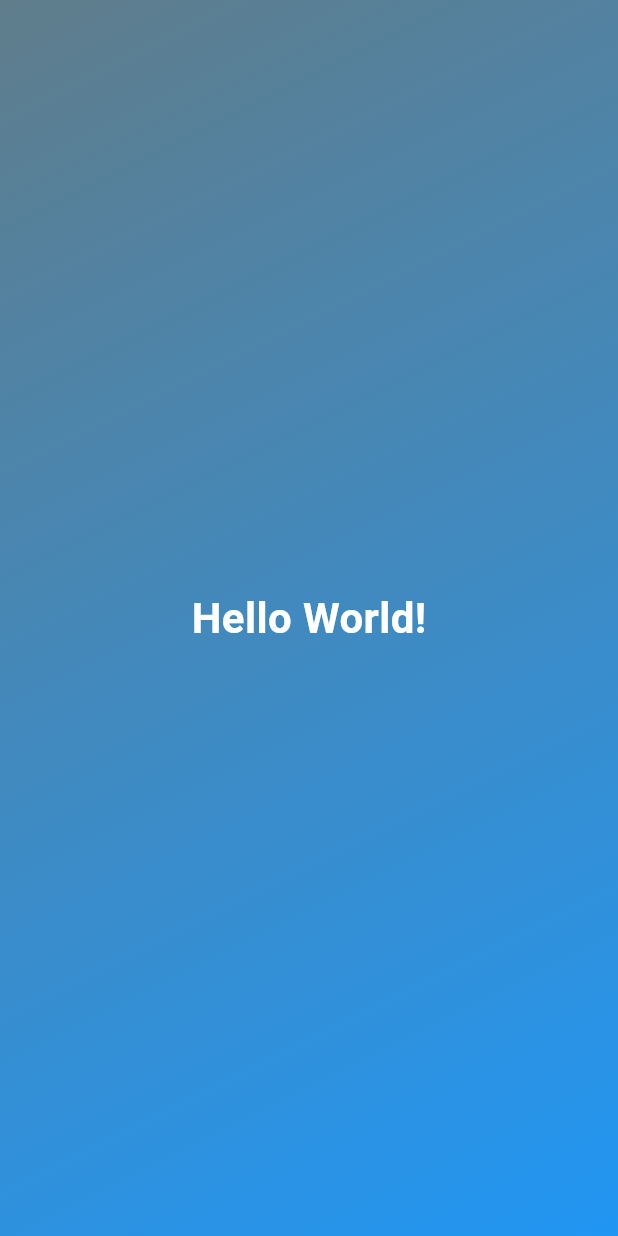
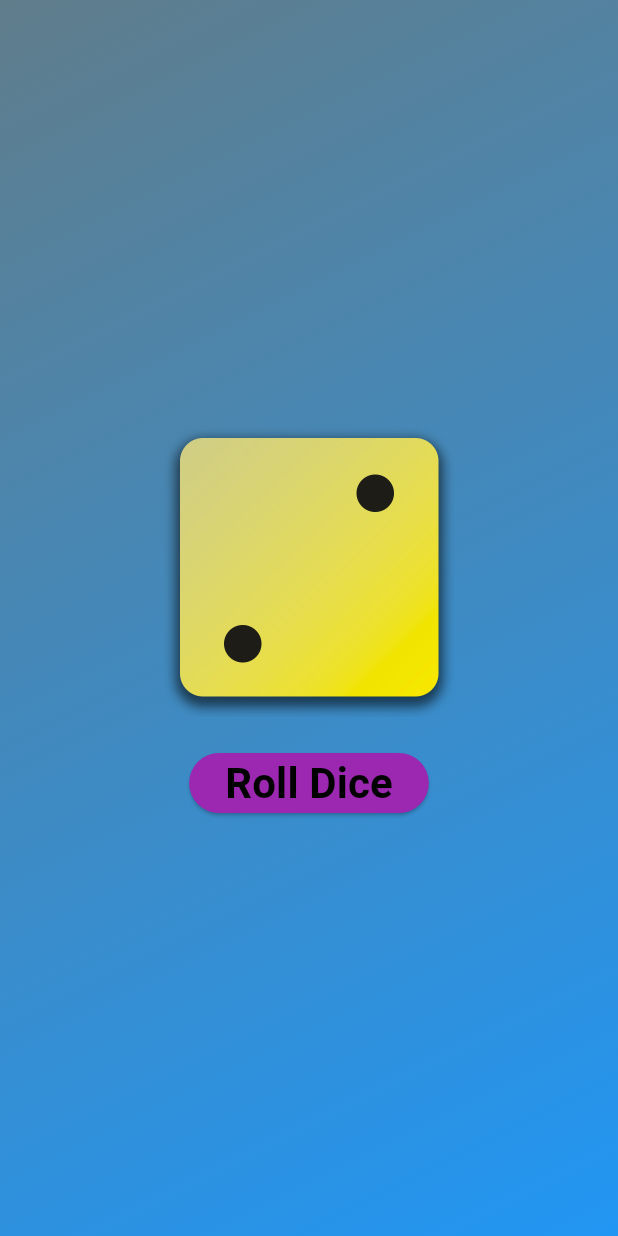
Before and after one commit to lorenzo-trevizani/flutter-first-app, a Flutter app: the screen it shows after launch, on a phone screen of 412 x 824 dp. Run offline on Flutter 3.47's test engine with Material 3 defaults, Android fonts, the phone set to English and light mode, and no system bars.

Commit message:
Style screen with button

```diff
--- a/lib/Texts/styled_text.dart
+++ b/lib/Texts/styled_text.dart
@@ -12,7 +12,7 @@ class StyledText extends StatelessWidget {
       style: const TextStyle(
         fontSize: 28,
         fontWeight: FontWeight.bold,
-        color: Colors.white,
+        color: Colors.black,
       ),
     );
   }
--- a/lib/gradient_container.dart
+++ b/lib/gradient_container.dart
@@ -9,6 +9,10 @@ class GradientContainer extends StatelessWidget {
 
   final List<Color> colors;
 
+  void rollDice() {
+    // ...
+  }
+
   @override
   Widget build(context) {
     return Container(
@@ -19,8 +23,26 @@ class GradientContainer extends StatelessWidget {
           end: endAligment,
         ),
       ),
-      child: const Center(
-        child: StyledText('Hello World!'),
+      child: Center(
+        child: Column(
+          mainAxisSize: MainAxisSize.min,
+          children: [
+            Image.asset(
+              'assets/images/dice-2.png',
+              width: 200,
+            ),
+            const SizedBox(
+              height: 20,
+            ),
+            ElevatedButton(
+              onPressed: rollDice,
+              style: ElevatedButton.styleFrom(
+                backgroundColor: Colors.purple,
+              ),
+              child: const StyledText('Roll Dice'),
+            ),
+          ],
+        ),
       ),
     );
   }
```
